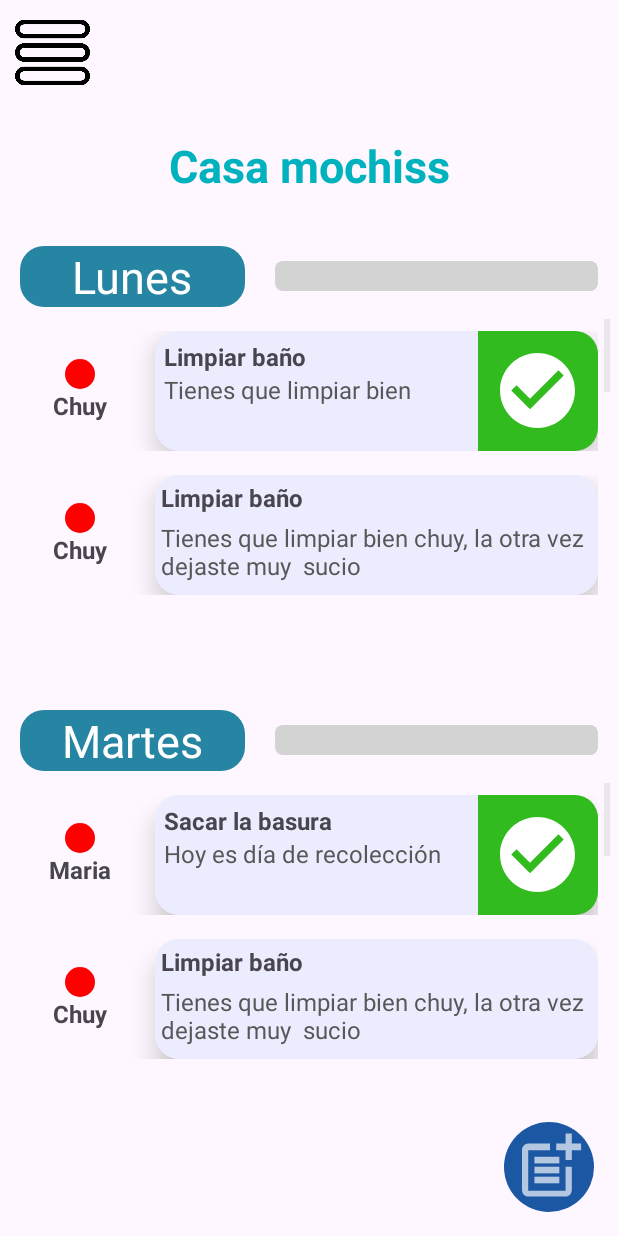
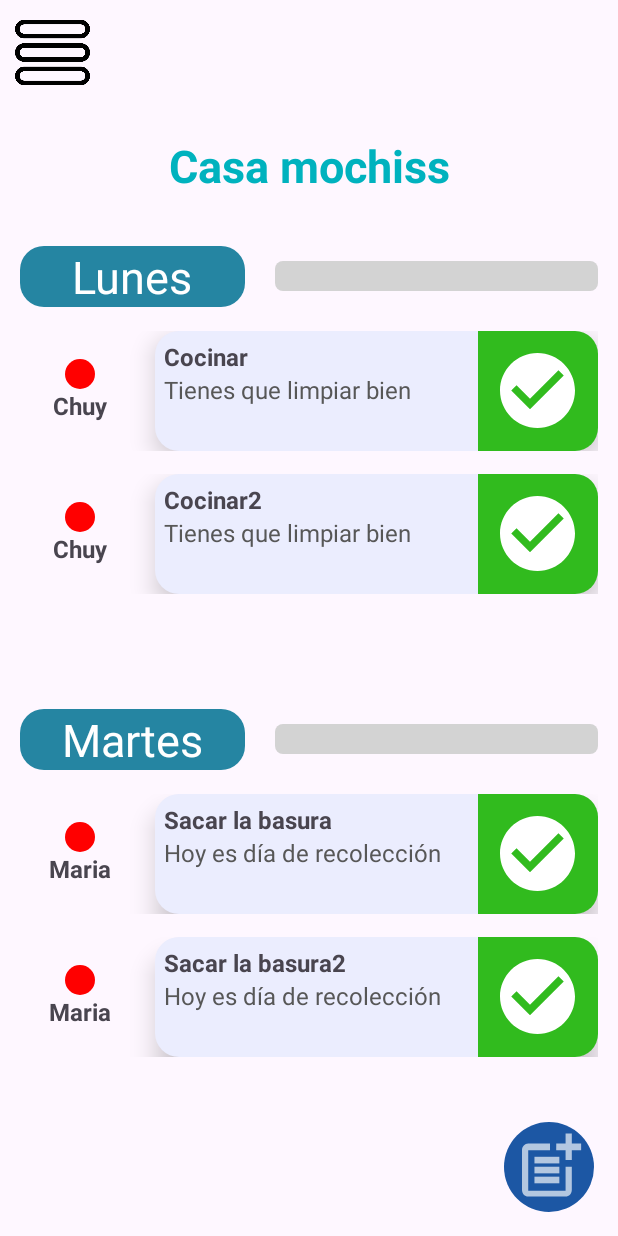
Before and after one commit to Pazoomer/ProyectoFinalAplicaciones, an Android app: the MainActivity screen opened directly, with no data from a screen before it, on a phone screen of 412 x 824 dp. Run offline under Robolectric (Android 15) with nearby library versions, the phone set to English and light mode, and no system bars.

Commit message:
Fix lista de tarea y backend simple login, registro
Navegacion de detalles tarea y vista de tareas arreglada, backend simple de login y registro

```diff
--- a/app/src/main/java/zamora/jorge/taskfam/Login.kt
+++ b/app/src/main/java/zamora/jorge/taskfam/Login.kt
@@ -2,6 +2,7 @@ package zamora.jorge.taskfam
 
 import android.content.Intent
 import android.os.Bundle
+import android.widget.Toast
 import androidx.activity.enableEdgeToEdge
 import androidx.appcompat.app.AppCompatActivity
 import androidx.core.view.ViewCompat
@@ -26,13 +27,35 @@ class Login : AppCompatActivity() {
         setContentView(binding.root)
 
         binding.tvNoTienesCuenta.setOnClickListener {
-            val intent = Intent(this, Register::class.java)
-            startActivity(intent)
+            noTienesCuenta()
         }
 
         binding.btnIniciarSesion.setOnClickListener {
-            val intent = Intent(this, CrearUnirseHogar::class.java)
-            startActivity(intent)
+            iniciarSesion()
         }
     }
+
+    fun noTienesCuenta() {
+        val intent = Intent(this, Register::class.java)
+        startActivity(intent)
+    }
+
+    fun iniciarSesion() {
+        //Obtener datos
+        val correo=binding.etCorreo
+        val contrasena=binding.etContrasena
+
+        //Validar datos
+        if(correo.text.toString().isEmpty() || contrasena.text.toString().isEmpty()) {
+            Toast.makeText(this, "Por favor ingrese sus datos", Toast.LENGTH_SHORT).show()
+            return
+        }
+
+        //TODO: Revisar credenciales en la base de datos
+
+        //Cambiar actividad
+        val intent = Intent(this, CrearUnirseHogar::class.java)
+        intent.putExtra("correo", correo.text.toString())
+        startActivity(intent)
+    }
 }
--- a/app/src/main/java/zamora/jorge/taskfam/MainActivity.kt
+++ b/app/src/main/java/zamora/jorge/taskfam/MainActivity.kt
@@ -9,6 +9,7 @@ import android.view.View
 import android.view.ViewGroup
 import android.widget.AdapterView
 import android.widget.BaseAdapter
+import android.widget.LinearLayout
 import android.widget.ListView
 import android.widget.ProgressBar
 import android.widget.TextView
@@ -17,13 +18,13 @@ import androidx.activity.enableEdgeToEdge
 import androidx.appcompat.app.AppCompatActivity
 import androidx.core.view.ViewCompat
 import androidx.core.view.WindowInsetsCompat
+import androidx.core.view.get
 import zamora.jorge.taskfam.data.Day
 import zamora.jorge.taskfam.data.Task
 import zamora.jorge.taskfam.databinding.ActivityMainBinding
 
 class MainActivity : AppCompatActivity() {
     private lateinit var binding: ActivityMainBinding
-    private lateinit var taskAdapter: TaskAdapter
     private val listaDias = mutableListOf<Day>()
 
     override fun onCreate(savedInstanceState: Bundle?) {
@@ -57,8 +58,8 @@ class MainActivity : AppCompatActivity() {
 
     private fun llenarListaDias() {
         listaDias.add(Day("Lunes", listOf(
-            Task("Limpiar baño", "Tienes que limpiar bien", "Chuy"),
-            Task("Limpiar baño", "Tienes que limpiar bien", "Chuy")
+            Task("Cocinar", "Tienes que limpiar bien", "Chuy"),
+            Task("Cocinar2", "Tienes que limpiar bien", "Chuy")
             //Task("Limpiar baño", "Tienes que limpiar bien", "Chuy"),
             //Task("Lavar platos", "No olvides los vasos", "Abel"),
             //Task("sip", "No olvides los vasos", "Juanito")
@@ -66,7 +67,7 @@ class MainActivity : AppCompatActivity() {
 
         listaDias.add(Day("Martes", listOf(
             Task("Sacar la basura", "Hoy es día de recolección", "Maria"),
-            Task("Sacar la basura", "Hoy es día de recolección", "Maria")
+            Task("Sacar la basura2", "Hoy es día de recolección", "Maria")
         ), false))
     }
 
@@ -76,6 +77,7 @@ class MainActivity : AppCompatActivity() {
         override fun getItemId(position: Int): Long = position.toLong()
 
         override fun getView(position: Int, convertView: View?, parent: ViewGroup?): View {
+            Log.d("DayAdapter", "getView called with position: $position")
             val view = convertView ?: LayoutInflater.from(context).inflate(R.layout.item_day, parent, false)
 
             val tvDia: TextView = view.findViewById(R.id.tv_dia)
@@ -88,12 +90,54 @@ class MainActivity : AppCompatActivity() {
             progressBar.progress = dia.tareas.count { false }
 
             val tareaAdapter = TaskAdapter(context, dia.tareas)
+            Log.d("DayAdapter", "TaskAdapter created with ${dia.tareas.size} items")
+
             val listViewTareas: ListView = view.findViewById(R.id.lv_tareas)
             listViewTareas.adapter = tareaAdapter
+            setListViewHeightBasedOnChildren(listViewTareas)
 
-            listViewTareas.onItemClickListener = AdapterView.OnItemClickListener { _, view, tareaPosition, _ ->
-                val tarea = dia.tareas[tareaPosition]
+            return view
+        }
+        private fun setListViewHeightBasedOnChildren(listView: ListView) {
+            val listAdapter = listView.adapter ?: return
+            var totalHeight = 0
+            for (i in 0 until listAdapter.count) {
+                Log.d("DayAdapter", "Setting height for item $i")
+                val listItem = listAdapter.getView(i, null, listView)
+                listItem.measure(
+                    View.MeasureSpec.makeMeasureSpec(listView.width, View.MeasureSpec.AT_MOST),
+                    View.MeasureSpec.UNSPECIFIED
+                )
+                totalHeight += listItem.measuredHeight
+            }
+            val params = listView.layoutParams
+            params.height = totalHeight + (listView.dividerHeight * (listAdapter.count - 1))
+            listView.layoutParams = params
+            listView.requestLayout()
+        }
+    }
 
+    private class TaskAdapter(private val context: Context, private val tareas: List<Task>) : BaseAdapter() {
+        override fun getCount(): Int = tareas.size
+        override fun getItem(position: Int): Any = tareas[position]
+        override fun getItemId(position: Int): Long = position.toLong()
+
+        override fun getView(position: Int, convertView: View?, parent: ViewGroup?): View {
+            Log.d("TaskAdapter", "getView called with position: $position")
+            val view = convertView ?: LayoutInflater.from(context).inflate(R.layout.item_task_list, parent, false)
+
+            val tvMiembro: TextView = view.findViewById<TextView>(R.id.tv_miembro)
+            val tvTitulo: TextView= view.findViewById<TextView>(R.id.tv_titulotarea)
+            val tvDescripcion: TextView = view.findViewById<TextView>(R.id.tv_descripciontarea)
+            val llContainer: LinearLayout = view.findViewById<LinearLayout>(R.id.ll_container)
+
+            val tarea = tareas[position]
+            tvMiembro.text = tarea.miembro
+            tvTitulo.text = tarea.title
+            tvDescripcion.text = tarea.description
+            Log.d("TaskAdapter", "Task title: ${tarea.title}")
+
+            llContainer.setOnClickListener{
                 val intent = Intent(context, TaskDetail::class.java).apply {
                     putExtra("TAREA_NOMBRE", tarea.title)
                     putExtra("TAREA_DESCRIPCION", tarea.description)
@@ -104,25 +148,4 @@ class MainActivity : AppCompatActivity() {
             return view
         }
     }
-
-    private class TaskAdapter(private val context: Context, private val tareas: List<Task>) : BaseAdapter() {
-        override fun getCount(): Int = tareas.size
-        override fun getItem(position: Int): Any = tareas[position]
-        override fun getItemId(position: Int): Long = position.toLong()
-
-        override fun getView(position: Int, convertView: View?, parent: ViewGroup?): View {
-            val view = convertView ?: LayoutInflater.from(context).inflate(R.layout.item_task_list, parent, false)
-
-            val tvMiembro: TextView = view.findViewById<TextView>(R.id.tv_miembro)
-            val tvTitulo: TextView= view.findViewById<TextView>(R.id.tv_titulotarea)
-            val tvDescripcion: TextView = view.findViewById<TextView>(R.id.tv_descripciontarea)
-
-            val tarea = tareas[position]
-            tvMiembro.text = tarea.miembro
-            tvTitulo.text = tarea.title
-            tvDescripcion.text = tarea.description
-
-            return view
-        }
-    }
 }
--- a/app/src/main/java/zamora/jorge/taskfam/Register.kt
+++ b/app/src/main/java/zamora/jorge/taskfam/Register.kt
@@ -6,6 +6,7 @@ import androidx.appcompat.app.AppCompatActivity
 import androidx.core.view.ViewCompat
 import androidx.core.view.WindowInsetsCompat
 import android.content.Intent
+import android.widget.Toast
 import zamora.jorge.taskfam.databinding.ActivityRegisterBinding
 import java.security.Principal
 
@@ -26,13 +27,37 @@ class Register : AppCompatActivity() {
         setContentView(binding.root)
 
         binding.tvYaTienesCuenta.setOnClickListener {
-            val intent = Intent(this, Login::class.java)
-            startActivity(intent)
+            yaTienesCuenta()
         }
 
         binding.btnRegistrarse.setOnClickListener {
-            val intent = Intent(this, CrearUnirseHogar::class.java)
-            startActivity(intent)
+            registrarse()
         }
     }
+
+    fun yaTienesCuenta() {
+        val intent = Intent(this, Login::class.java)
+        startActivity(intent)
+    }
+
+    fun registrarse() {
+        //Obtener datos
+        val nombre=binding.etNombre
+        val correo=binding.etCorreo
+        val contrasena=binding.etContrasena
+        val confirmarContrasena=binding.etConfirmarContrasena
+
+        //Validar datos
+        if(nombre.text.toString().isEmpty() || correo.text.toString().isEmpty() || contrasena.text.toString().isEmpty() || confirmarContrasena.text.toString().isEmpty()) {
+            Toast.makeText(this, "Por favor ingrese sus datos", Toast.LENGTH_SHORT).show()
+            return
+        }
+
+        //TODO: Revisar credenciales repetidas en la base de datos y registrarlo si no es asi
+
+        //Cambiar actividad
+        val intent = Intent(this, CrearUnirseHogar::class.java)
+        intent.putExtra("correo", correo.text.toString())
+        startActivity(intent)
+    }
 }
--- a/app/src/main/res/layout/item_day.xml
+++ b/app/src/main/res/layout/item_day.xml
@@ -47,67 +47,62 @@
             android:nestedScrollingEnabled="true"/>
 
         <!-- Tarea de ejemplo, se eliminará después -->
-        <LinearLayout
-            android:layout_width="match_parent"
-            android:layout_height="wrap_content"
-            android:orientation="horizontal"
-            android:padding="8dp"
-            android:gravity="center_vertical">
+<!--        <LinearLayout-->
+<!--            android:layout_width="match_parent"-->
+<!--            android:layout_height="wrap_content"-->
+<!--            android:orientation="horizontal"-->
+<!--            android:padding="8dp"-->
+<!--            android:gravity="center_vertical">-->
+<!--            -->
+<!--            <LinearLayout-->
+<!--                android:layout_width="80dp"-->
+<!--                android:layout_height="50dp"-->
+<!--                android:orientation="vertical"-->
+<!--                android:gravity="center"-->
+<!--                android:layout_marginEnd="10dp">-->
+<!--                <ImageView-->
+<!--                    android:layout_width="20dp"-->
+<!--                    android:layout_height="20dp"-->
+<!--                    android:background="@drawable/circle_color_member"-->
+<!--                    />-->
+<!--                <TextView-->
+<!--                    android:id="@+id/tv_miembro"-->
+<!--                    android:layout_width="wrap_content"-->
+<!--                    android:layout_height="wrap_content"-->
+<!--                    android:text="Chuy"-->
+<!--                    android:textSize="16sp"-->
+<!--                    android:textStyle="bold"/>-->
+<!--            </LinearLayout>-->
 
+<!--            <LinearLayout-->
+<!--                android:layout_width="match_parent"-->
+<!--                android:layout_height="80dp"-->
+<!--                android:orientation="vertical"-->
+<!--                android:background="@drawable/background_white_light"-->
+<!--                android:backgroundTint="@color/white_light"-->
+<!--                android:elevation="10dp"-->
+<!--                android:padding="4dp">-->
 
-            <LinearLayout
-                android:layout_width="80dp"
-                android:layout_height="50dp"
-                android:orientation="vertical"
-                android:gravity="center"
-                android:layout_marginEnd="10dp">
-                <ImageView
-                    android:layout_width="20dp"
-                    android:layout_height="20dp"
-                    android:background="@drawable/circle_color_member"
-                    />
-                <TextView
-                    android:id="@+id/tv_miembro"
-                    android:layout_width="wrap_content"
-                    android:layout_height="wrap_content"
-                    android:text="Chuy"
-                    android:textSize="16sp"
-                    android:textStyle="bold"/>
-            </LinearLayout>
+<!--                <TextView-->
+<!--                    android:id="@+id/tv_titulotarea"-->
+<!--                    android:layout_width="wrap_content"-->
+<!--                    android:layout_height="wrap_content"-->
+<!--                    android:layout_weight="1"-->
+<!--                    android:text="Limpiar baño"-->
+<!--                    android:textSize="16sp"-->
+<!--                    android:textStyle="bold"/>-->
+<!--                <TextView-->
+<!--                    android:id="@+id/tv_descripciontarea"-->
+<!--                    android:layout_width="wrap_content"-->
+<!--                    android:layout_height="wrap_content"-->
+<!--                    android:layout_weight="1"-->
+<!--                    android:textColor="@color/gray_dark"-->
+<!--                    android:text="Tienes que limpiar bien chuy, la otra vez dejaste muy  sucio"-->
+<!--                    android:textSize="16sp"-->
+<!--                    android:textStyle="normal"/>-->
 
+<!--            </LinearLayout>-->
 
-            <LinearLayout
-                android:layout_width="match_parent"
-                android:layout_height="80dp"
-                android:orientation="vertical"
-                android:background="@drawable/background_white_light"
-                android:backgroundTint="@color/white_light"
-                android:elevation="10dp"
-                android:padding="4dp">
-
-                <TextView
-                    android:id="@+id/tv_titulotarea"
-                    android:layout_width="wrap_content"
-                    android:layout_height="wrap_content"
-                    android:layout_weight="1"
-                    android:text="Limpiar baño"
-                    android:textSize="16sp"
-                    android:textStyle="bold"/>
-                <TextView
-                    android:id="@+id/tv_descripciontarea"
-                    android:layout_width="wrap_content"
-                    android:layout_height="wrap_content"
-                    android:layout_weight="1"
-                    android:textColor="@color/gray_dark"
-                    android:text="Tienes que limpiar bien chuy, la otra vez dejaste muy  sucio"
-                    android:textSize="16sp"
-                    android:textStyle="normal"/>
-
-            </LinearLayout>
-
-        </LinearLayout>
-
-
+<!--        </LinearLayout>-->
     </LinearLayout>
-
 </LinearLayout>
--- a/app/src/main/res/layout/item_task_list.xml
+++ b/app/src/main/res/layout/item_task_list.xml
@@ -5,8 +5,7 @@
     android:gravity="center_vertical"
     android:orientation="horizontal"
     android:padding="8dp"
-    android:clickable="true"
-    android:focusable="true"
+    android:id="@+id/ll_container"
     >
 
     <LinearLayout
@@ -26,7 +25,7 @@
             android:id="@+id/tv_miembro"
             android:layout_width="wrap_content"
             android:layout_height="wrap_content"
-            android:text="Chuy"
+            android:text="Chuyito"
             android:textSize="16sp"
             android:textStyle="bold" />
     </LinearLayout>
@@ -77,8 +76,6 @@
                 android:background="@drawable/task_button"
                 android:gravity="center"
                 android:padding="0dp"
-                android:focusable="false"
-                android:clickable="false"
                 />
 
         </LinearLayout>
```
